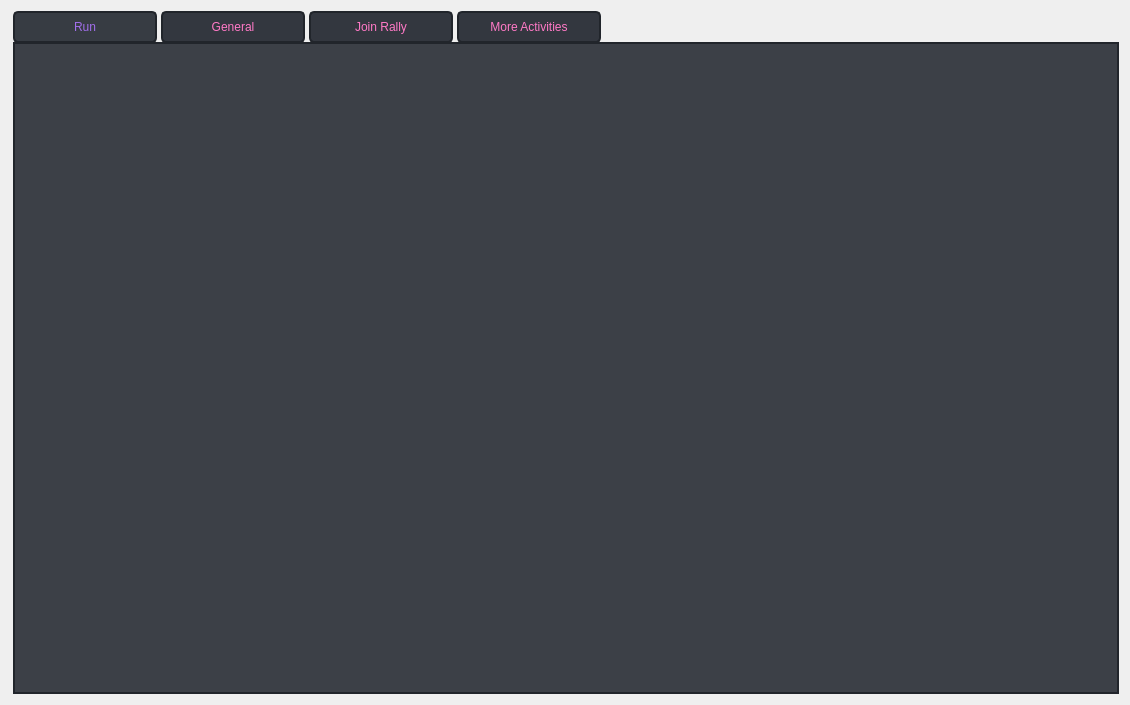
Old version of the form gui/ui_files/instance_page.ui in the repository evsahal/TaskEX.
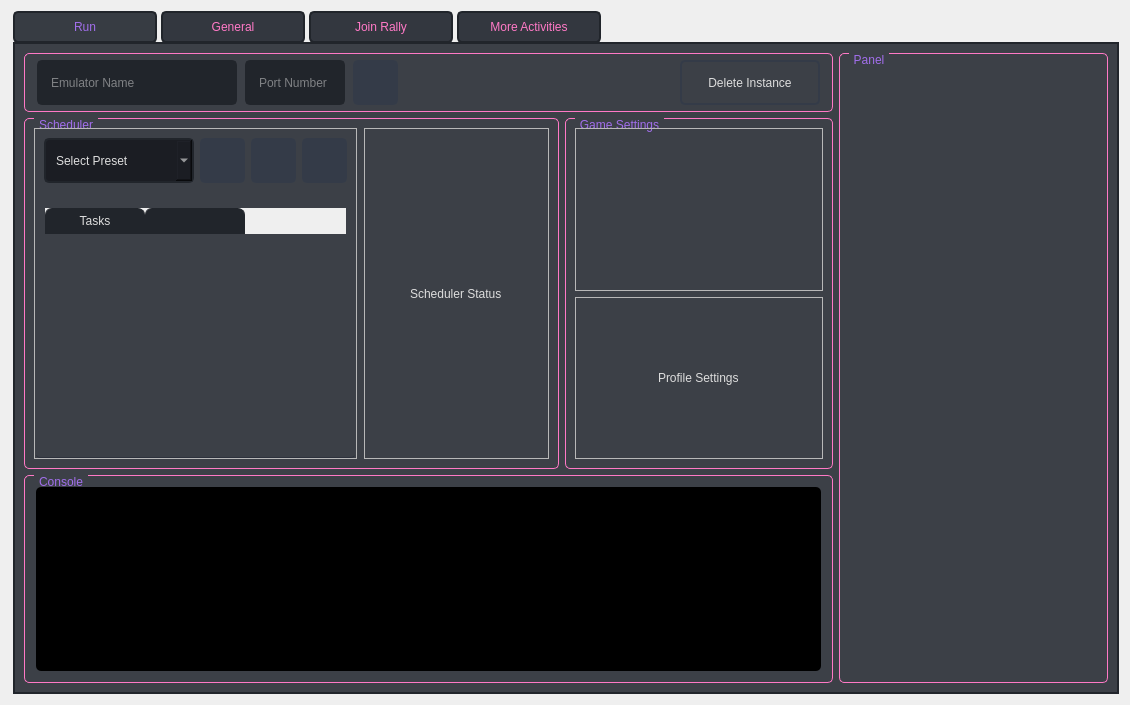
New version of the form. Icons and pictures are not drawn.

The edit to the form file:
```diff
--- a/gui/ui_files/instance_page.ui
+++ b/gui/ui_files/instance_page.ui
@@ -457,7 +457,600 @@
       <attribute name="title">
        <string>Run</string>
       </attribute>
-      <layout class="QVBoxLayout" name="verticalLayout_2"/>
+      <layout class="QVBoxLayout" name="verticalLayout_2">
+       <item>
+        <widget class="QFrame" name="run_main_frame">
+         <property name="styleSheet">
+          <string notr="true"/>
+         </property>
+         <property name="frameShape">
+          <enum>QFrame::Shape::NoFrame</enum>
+         </property>
+         <property name="frameShadow">
+          <enum>QFrame::Shadow::Raised</enum>
+         </property>
+         <layout class="QGridLayout" name="gridLayout" rowstretch="6,3" columnstretch="6,2">
+          <property name="leftMargin">
+           <number>0</number>
+          </property>
+          <property name="topMargin">
+           <number>0</number>
+          </property>
+          <property name="rightMargin">
+           <number>0</number>
+          </property>
+          <property name="bottomMargin">
+           <number>0</number>
+          </property>
+          <item row="0" column="1" rowspan="2">
+           <widget class="QGroupBox" name="groupBox_2">
+            <property name="title">
+             <string>Panel</string>
+            </property>
+           </widget>
+          </item>
+          <item row="1" column="0">
+           <widget class="QFrame" name="frame_4">
+            <property name="frameShape">
+             <enum>QFrame::Shape::NoFrame</enum>
+            </property>
+            <property name="frameShadow">
+             <enum>QFrame::Shadow::Raised</enum>
+            </property>
+            <layout class="QHBoxLayout" name="horizontalLayout_3">
+             <property name="leftMargin">
+              <number>0</number>
+             </property>
+             <property name="topMargin">
+              <number>0</number>
+             </property>
+             <property name="rightMargin">
+              <number>0</number>
+             </property>
+             <property name="bottomMargin">
+              <number>0</number>
+             </property>
+             <item>
+              <widget class="QGroupBox" name="groupBox">
+               <property name="title">
+                <string>Console</string>
+               </property>
+               <layout class="QVBoxLayout" name="verticalLayout_4">
+                <property name="leftMargin">
+                 <number>11</number>
+                </property>
+                <property name="topMargin">
+                 <number>11</number>
+                </property>
+                <property name="rightMargin">
+                 <number>11</number>
+                </property>
+                <property name="bottomMargin">
+                 <number>11</number>
+                </property>
+                <item>
+                 <widget class="QTextEdit" name="textEdit">
+                  <property name="styleSheet">
+                   <string notr="true">background-color: rgb(0,0,0);
+font: 9pt &quot;Source Code Pro&quot;;
+border-radius: 5px;</string>
+                  </property>
+                 </widget>
+                </item>
+               </layout>
+              </widget>
+             </item>
+            </layout>
+           </widget>
+          </item>
+          <item row="0" column="0">
+           <widget class="QFrame" name="frame_3">
+            <property name="frameShape">
+             <enum>QFrame::Shape::NoFrame</enum>
+            </property>
+            <property name="frameShadow">
+             <enum>QFrame::Shadow::Raised</enum>
+            </property>
+            <layout class="QVBoxLayout" name="verticalLayout_3" stretch="1,6">
+             <property name="leftMargin">
+              <number>0</number>
+             </property>
+             <property name="topMargin">
+              <number>0</number>
+             </property>
+             <property name="rightMargin">
+              <number>0</number>
+             </property>
+             <property name="bottomMargin">
+              <number>0</number>
+             </property>
+             <item>
+              <widget class="QFrame" name="top_run_frame">
+               <property name="styleSheet">
+                <string notr="true">#top_run_frame{ border: 1px solid  rgb(255, 121, 198); border-radius: 5px; margin-top: 0.5em; }</string>
+               </property>
+               <property name="frameShape">
+                <enum>QFrame::Shape::StyledPanel</enum>
+               </property>
+               <property name="frameShadow">
+                <enum>QFrame::Shadow::Raised</enum>
+               </property>
+               <layout class="QHBoxLayout" name="horizontalLayout_6">
+                <property name="leftMargin">
+                 <number>5</number>
+                </property>
+                <property name="topMargin">
+                 <number>5</number>
+                </property>
+                <property name="rightMargin">
+                 <number>5</number>
+                </property>
+                <property name="bottomMargin">
+                 <number>5</number>
+                </property>
+                <item alignment="Qt::AlignmentFlag::AlignLeft">
+                 <widget class="QFrame" name="frame_10">
+                  <property name="frameShape">
+                   <enum>QFrame::Shape::NoFrame</enum>
+                  </property>
+                  <property name="frameShadow">
+                   <enum>QFrame::Shadow::Raised</enum>
+                  </property>
+                  <layout class="QHBoxLayout" name="horizontalLayout_8">
+                   <property name="spacing">
+                    <number>8</number>
+                   </property>
+                   <property name="leftMargin">
+                    <number>7</number>
+                   </property>
+                   <property name="topMargin">
+                    <number>0</number>
+                   </property>
+                   <property name="rightMargin">
+                    <number>0</number>
+                   </property>
+                   <property name="bottomMargin">
+                    <number>0</number>
+                   </property>
+                   <item>
+                    <widget class="QLineEdit" name="lineEdit_2">
+                     <property name="minimumSize">
+                      <size>
+                       <width>200</width>
+                       <height>45</height>
+                      </size>
+                     </property>
+                     <property name="maximumSize">
+                      <size>
+                       <width>200</width>
+                       <height>16777215</height>
+                      </size>
+                     </property>
+                     <property name="placeholderText">
+                      <string>Emulator Name</string>
+                     </property>
+                    </widget>
+                   </item>
+                   <item>
+                    <widget class="QLineEdit" name="lineEdit">
+                     <property name="minimumSize">
+                      <size>
+                       <width>0</width>
+                       <height>45</height>
+                      </size>
+                     </property>
+                     <property name="maximumSize">
+                      <size>
+                       <width>100</width>
+                       <height>16777215</height>
+                      </size>
+                     </property>
+                     <property name="placeholderText">
+                      <string>Port Number</string>
+                     </property>
+                    </widget>
+                   </item>
+                   <item>
+                    <widget class="QPushButton" name="pushButton_2">
+                     <property name="minimumSize">
+                      <size>
+                       <width>45</width>
+                       <height>45</height>
+                      </size>
+                     </property>
+                     <property name="text">
+                      <string/>
+                     </property>
+                     <property name="icon">
+                      <iconset theme="QIcon::ThemeIcon::MediaPlaybackStart"/>
+                     </property>
+                    </widget>
+                   </item>
+                  </layout>
+                 </widget>
+                </item>
+                <item alignment="Qt::AlignmentFlag::AlignRight">
+                 <widget class="QFrame" name="frame_11">
+                  <property name="frameShape">
+                   <enum>QFrame::Shape::NoFrame</enum>
+                  </property>
+                  <property name="frameShadow">
+                   <enum>QFrame::Shadow::Raised</enum>
+                  </property>
+                  <layout class="QHBoxLayout" name="horizontalLayout_9">
+                   <property name="leftMargin">
+                    <number>0</number>
+                   </property>
+                   <property name="topMargin">
+                    <number>0</number>
+                   </property>
+                   <property name="rightMargin">
+                    <number>7</number>
+                   </property>
+                   <property name="bottomMargin">
+                    <number>0</number>
+                   </property>
+                   <item>
+                    <widget class="QPushButton" name="pushButton_5">
+                     <property name="minimumSize">
+                      <size>
+                       <width>140</width>
+                       <height>45</height>
+                      </size>
+                     </property>
+                     <property name="styleSheet">
+                      <string notr="true">background:transparent;</string>
+                     </property>
+                     <property name="text">
+                      <string>Delete Instance</string>
+                     </property>
+                    </widget>
+                   </item>
+                  </layout>
+                 </widget>
+                </item>
+               </layout>
+              </widget>
+             </item>
+             <item>
+              <widget class="QFrame" name="frame_2">
+               <property name="frameShape">
+                <enum>QFrame::Shape::NoFrame</enum>
+               </property>
+               <property name="frameShadow">
+                <enum>QFrame::Shadow::Raised</enum>
+               </property>
+               <layout class="QHBoxLayout" name="horizontalLayout_5" stretch="4,2">
+                <property name="leftMargin">
+                 <number>0</number>
+                </property>
+                <property name="topMargin">
+                 <number>0</number>
+                </property>
+                <property name="rightMargin">
+                 <number>0</number>
+                </property>
+                <property name="bottomMargin">
+                 <number>0</number>
+                </property>
+                <item>
+                 <widget class="QGroupBox" name="groupBox_3">
+                  <property name="title">
+                   <string>Scheduler</string>
+                  </property>
+                  <layout class="QHBoxLayout" name="horizontalLayout_4" stretch="3,3">
+                   <property name="spacing">
+                    <number>7</number>
+                   </property>
+                   <item>
+                    <widget class="QFrame" name="frame_7">
+                     <property name="frameShape">
+                      <enum>QFrame::Shape::StyledPanel</enum>
+                     </property>
+                     <property name="frameShadow">
+                      <enum>QFrame::Shadow::Raised</enum>
+                     </property>
+                     <layout class="QVBoxLayout" name="verticalLayout_8" stretch="1,5">
+                      <property name="leftMargin">
+                       <number>0</number>
+                      </property>
+                      <property name="topMargin">
+                       <number>0</number>
+                      </property>
+                      <property name="rightMargin">
+                       <number>0</number>
+                      </property>
+                      <property name="bottomMargin">
+                       <number>0</number>
+                      </property>
+                      <item>
+                       <widget class="QFrame" name="frame_9">
+                        <property name="frameShape">
+                         <enum>QFrame::Shape::NoFrame</enum>
+                        </property>
+                        <property name="frameShadow">
+                         <enum>QFrame::Shadow::Raised</enum>
+                        </property>
+                        <layout class="QVBoxLayout" name="verticalLayout_9">
+                         <property name="leftMargin">
+                          <number>0</number>
+                         </property>
+                         <property name="topMargin">
+                          <number>0</number>
+                         </property>
+                         <property name="rightMargin">
+                          <number>0</number>
+                         </property>
+                         <property name="bottomMargin">
+                          <number>0</number>
+                         </property>
+                         <item>
+                          <widget class="QWidget" name="widget" native="true">
+                           <layout class="QHBoxLayout" name="horizontalLayout_7">
+                            <item>
+                             <widget class="QComboBox" name="comboBox">
+                              <property name="minimumSize">
+                               <size>
+                                <width>150</width>
+                                <height>45</height>
+                               </size>
+                              </property>
+                              <property name="maximumSize">
+                               <size>
+                                <width>16777215</width>
+                                <height>45</height>
+                               </size>
+                              </property>
+                              <property name="currentText">
+                               <string/>
+                              </property>
+                              <property name="currentIndex">
+                               <number>-1</number>
+                              </property>
+                              <property name="sizeAdjustPolicy">
+                               <enum>QComboBox::SizeAdjustPolicy::AdjustToMinimumContentsLengthWithIcon</enum>
+                              </property>
+                              <property name="placeholderText">
+                               <string>Select Preset</string>
+                              </property>
+                              <item>
+                               <property name="text">
+                                <string>Main Preset</string>
+                               </property>
+                              </item>
+                              <item>
+                               <property name="text">
+                                <string>Alt Preset</string>
+                               </property>
+                              </item>
+                             </widget>
+                            </item>
+                            <item>
+                             <widget class="QPushButton" name="pushButton_4">
+                              <property name="minimumSize">
+                               <size>
+                                <width>45</width>
+                                <height>45</height>
+                               </size>
+                              </property>
+                              <property name="maximumSize">
+                               <size>
+                                <width>45</width>
+                                <height>45</height>
+                               </size>
+                              </property>
+                              <property name="text">
+                               <string/>
+                              </property>
+                              <property name="icon">
+                               <iconset theme="QIcon::ThemeIcon::DocumentSave"/>
+                              </property>
+                             </widget>
+                            </item>
+                            <item>
+                             <widget class="QPushButton" name="pushButton_3">
+                              <property name="minimumSize">
+                               <size>
+                                <width>45</width>
+                                <height>45</height>
+                               </size>
+                              </property>
+                              <property name="maximumSize">
+                               <size>
+                                <width>45</width>
+                                <height>45</height>
+                               </size>
+                              </property>
+                              <property name="text">
+                               <string/>
+                              </property>
+                              <property name="icon">
+                               <iconset theme="QIcon::ThemeIcon::EditDelete"/>
+                              </property>
+                             </widget>
+                            </item>
+                            <item>
+                             <widget class="QPushButton" name="pushButton">
+                              <property name="minimumSize">
+                               <size>
+                                <width>45</width>
+                                <height>45</height>
+                               </size>
+                              </property>
+                              <property name="maximumSize">
+                               <size>
+                                <width>45</width>
+                                <height>45</height>
+                               </size>
+                              </property>
+                              <property name="text">
+                               <string/>
+                              </property>
+                              <property name="icon">
+                               <iconset theme="QIcon::ThemeIcon::ListAdd"/>
+                              </property>
+                             </widget>
+                            </item>
+                           </layout>
+                          </widget>
+                         </item>
+                        </layout>
+                       </widget>
+                      </item>
+                      <item>
+                       <widget class="QFrame" name="frame_5">
+                        <property name="frameShape">
+                         <enum>QFrame::Shape::NoFrame</enum>
+                        </property>
+                        <property name="frameShadow">
+                         <enum>QFrame::Shadow::Raised</enum>
+                        </property>
+                        <layout class="QHBoxLayout" name="horizontalLayout_2">
+                         <property name="leftMargin">
+                          <number>0</number>
+                         </property>
+                         <property name="topMargin">
+                          <number>0</number>
+                         </property>
+                         <property name="rightMargin">
+                          <number>0</number>
+                         </property>
+                         <property name="bottomMargin">
+                          <number>0</number>
+                         </property>
+                         <item>
+                          <widget class="QTableWidget" name="scheduler_table_">
+                           <property name="sizePolicy">
+                            <sizepolicy hsizetype="Expanding" vsizetype="Expanding">
+                             <horstretch>0</horstretch>
+                             <verstretch>0</verstretch>
+                            </sizepolicy>
+                           </property>
+                           <property name="mouseTracking">
+                            <bool>false</bool>
+                           </property>
+                           <property name="contextMenuPolicy">
+                            <enum>Qt::ContextMenuPolicy::DefaultContextMenu</enum>
+                           </property>
+                           <property name="acceptDrops">
+                            <bool>true</bool>
+                           </property>
+                           <property name="sizeAdjustPolicy">
+                            <enum>QAbstractScrollArea::SizeAdjustPolicy::AdjustToContents</enum>
+                           </property>
+                           <property name="editTriggers">
+                            <set>QAbstractItemView::EditTrigger::NoEditTriggers</set>
+                           </property>
+                           <property name="dragEnabled">
+                            <bool>true</bool>
+                           </property>
+                           <property name="defaultDropAction">
+                            <enum>Qt::DropAction::IgnoreAction</enum>
+                           </property>
+                           <property name="selectionMode">
+                            <enum>QAbstractItemView::SelectionMode::SingleSelection</enum>
+                           </property>
+                           <property name="selectionBehavior">
+                            <enum>QAbstractItemView::SelectionBehavior::SelectRows</enum>
+                           </property>
+                           <property name="showGrid">
+                            <bool>true</bool>
+                           </property>
+                           <property name="gridStyle">
+                            <enum>Qt::PenStyle::SolidLine</enum>
+                           </property>
+                           <attribute name="horizontalHeaderStretchLastSection">
+                            <bool>false</bool>
+                           </attribute>
+                           <column>
+                            <property name="text">
+                             <string>Tasks</string>
+                            </property>
+                           </column>
+                           <column>
+                            <property name="text">
+                             <string/>
+                            </property>
+                           </column>
+                          </widget>
+                         </item>
+                        </layout>
+                       </widget>
+                      </item>
+                     </layout>
+                    </widget>
+                   </item>
+                   <item>
+                    <widget class="QFrame" name="frame">
+                     <property name="frameShape">
+                      <enum>QFrame::Shape::StyledPanel</enum>
+                     </property>
+                     <property name="frameShadow">
+                      <enum>QFrame::Shadow::Raised</enum>
+                     </property>
+                     <layout class="QVBoxLayout" name="verticalLayout_5">
+                      <item alignment="Qt::AlignmentFlag::AlignHCenter">
+                       <widget class="QLabel" name="label">
+                        <property name="text">
+                         <string>Scheduler Status</string>
+                        </property>
+                       </widget>
+                      </item>
+                     </layout>
+                    </widget>
+                   </item>
+                  </layout>
+                 </widget>
+                </item>
+                <item>
+                 <widget class="QGroupBox" name="groupBox_4">
+                  <property name="title">
+                   <string>Game Settings</string>
+                  </property>
+                  <layout class="QVBoxLayout" name="verticalLayout_6">
+                   <item>
+                    <widget class="QFrame" name="frame_8">
+                     <property name="frameShape">
+                      <enum>QFrame::Shape::StyledPanel</enum>
+                     </property>
+                     <property name="frameShadow">
+                      <enum>QFrame::Shadow::Raised</enum>
+                     </property>
+                     <layout class="QHBoxLayout" name="horizontalLayout"/>
+                    </widget>
+                   </item>
+                   <item>
+                    <widget class="QFrame" name="frame_6">
+                     <property name="frameShape">
+                      <enum>QFrame::Shape::StyledPanel</enum>
+                     </property>
+                     <property name="frameShadow">
+                      <enum>QFrame::Shadow::Raised</enum>
+                     </property>
+                     <layout class="QVBoxLayout" name="verticalLayout_7">
+                      <item alignment="Qt::AlignmentFlag::AlignHCenter">
+                       <widget class="QLabel" name="label_2">
+                        <property name="text">
+                         <string>Profile Settings</string>
+                        </property>
+                       </widget>
+                      </item>
+                     </layout>
+                    </widget>
+                   </item>
+                  </layout>
+                 </widget>
+                </item>
+               </layout>
+              </widget>
+             </item>
+            </layout>
+           </widget>
+          </item>
+         </layout>
+        </widget>
+       </item>
+      </layout>
      </widget>
      <widget class="QWidget" name="tab_2">
       <attribute name="title">
```
